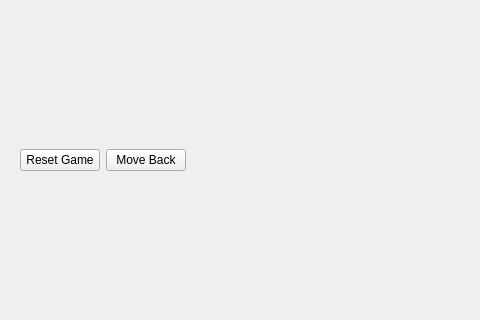
First picture: the form in mainwindow.ui, repository pilatcen/connect-five, before the edit; both pictures show x 0 to 480 and y 128 to 448 of the 590 by 581 pixel window.
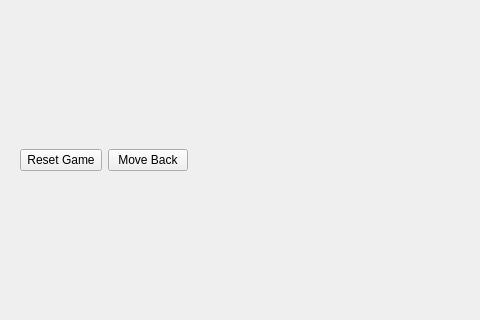
Second picture: the form after the edit. Icons and pictures are not drawn.

Commit message: segfault solved

```diff
--- a/mainwindow.ui
+++ b/mainwindow.ui
@@ -37,7 +37,7 @@
             <bool>true</bool>
            </property>
            <property name="text">
-            <string>Reset Game</string>
+            <string> Reset Game </string>
            </property>
           </widget>
          </item>
```
The commit also changes 2 other files.
